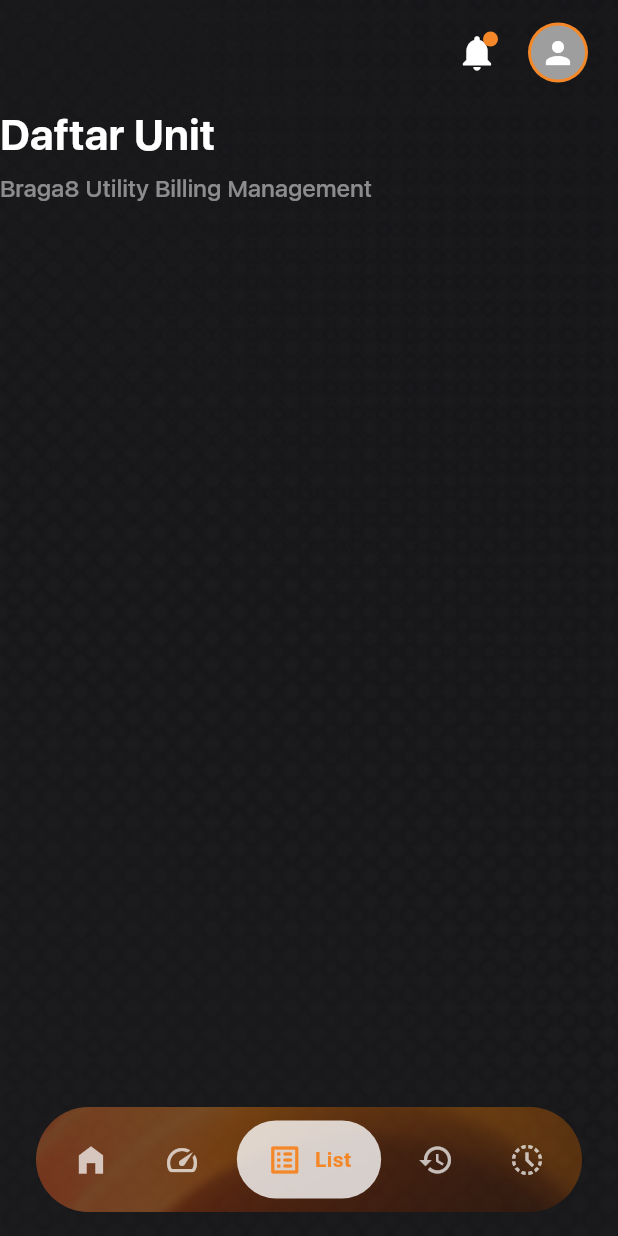
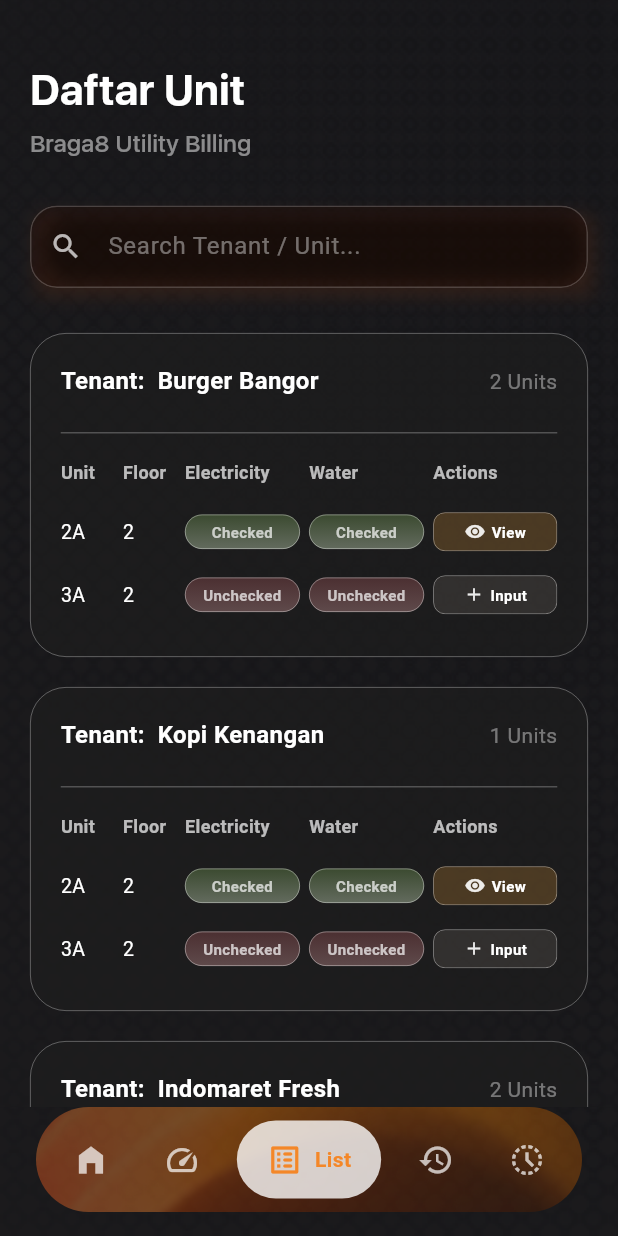
Before and after one commit to najlanafisah/braga8-app-components, a Flutter app: the screen it shows after launch, item 3 of the bottom bar chosen, on a phone screen of 412 x 824 dp. Run offline on Flutter 3.47's test engine with Material 3 defaults, Android fonts, the light colour scheme and no system bars; project files that could hold a hidden picture were left out.

Commit message:
daftar unit screen added

```diff
--- a/lib/views/daftar-unit/components/table_card.dart
+++ b/lib/views/daftar-unit/components/table_card.dart
@@ -0,0 +1,217 @@
+import 'package:flutter/material.dart';
+import '../../../core/app_colors.dart';
+
+class TableCard extends StatelessWidget {
+  final String tenantName;
+  final int totalUnits;
+
+  const TableCard({super.key, required this.tenantName, required this.totalUnits});
+
+  @override
+  Widget build(BuildContext context) {
+    return Container(
+      margin: EdgeInsets.only(bottom: 20),
+      padding: EdgeInsets.all(20),
+      decoration: BoxDecoration(
+        color: Color(0xFF1E1E1E).withAlpha(150),
+        borderRadius: BorderRadius.circular(24),
+        border: Border.all(color: AppColors.white40, width: 0.5),
+      ),
+      child: Column(
+        crossAxisAlignment: CrossAxisAlignment.start,
+        children: [
+          Row(
+            mainAxisAlignment: MainAxisAlignment.spaceBetween,
+            children: [
+              Text(
+                "Tenant:  $tenantName",
+                style: TextStyle(
+                  color: Colors.white,
+                  fontSize: 16,
+                  fontWeight: FontWeight.bold,
+                ),
+              ),
+              Text(
+                "$totalUnits Units",
+                style: TextStyle(color: AppColors.white40, fontSize: 14),
+              ),
+            ],
+          ),
+          SizedBox(height: 15),
+          Divider(color: Colors.white24),
+
+          Padding(
+            padding: EdgeInsets.symmetric(vertical: 10),
+            child: Row(
+              children: [
+                Expanded(flex: 1, child: _HeaderText("Unit")),
+                Expanded(flex: 1, child: _HeaderText("Floor")),
+                Expanded(flex: 2, child: _HeaderText("Electricity")),
+                Expanded(flex: 2, child: _HeaderText("Water")),
+                Expanded(flex: 2, child: _HeaderText("Actions")),
+              ],
+            ),
+          ),
+
+          _buildUnitRow("2A", "2", true, true),
+          _buildUnitRow("3A", "2", false, false),
+        ],
+      ),
+    );
+  }
+
+  Widget _buildUnitRow(
+    String unit,
+    String floor,
+    bool isElecChecked,
+    bool isWaterChecked,
+  ) {
+    return Padding(
+      padding: EdgeInsets.symmetric(vertical: 8),
+      child: Row(
+        children: [
+          Expanded(flex: 1, child: _CellText(unit)),
+          Expanded(flex: 1, child: _CellText(floor)),
+          Expanded(flex: 2, child: _StatusBadge(isChecked: isElecChecked)),
+          Expanded(flex: 2, child: _StatusBadge(isChecked: isWaterChecked)),
+          Expanded(
+            flex: 2,
+            child: _ActionButton(isChecked: isElecChecked && isWaterChecked),
+          ),
+        ],
+      ),
+    );
+  }
+}
+
+class _HeaderText extends StatelessWidget {
+  final String text;
+  const _HeaderText(this.text);
+  @override
+  Widget build(BuildContext context) => Text(
+    text,
+    style: TextStyle(
+      color: Colors.white70,
+      fontSize: 12,
+      fontWeight: FontWeight.bold,
+    ),
+  );
+}
+
+class _CellText extends StatelessWidget {
+  final String text;
+  const _CellText(this.text);
+  @override
+  Widget build(BuildContext context) =>
+      Text(text, style: TextStyle(color: Colors.white, fontSize: 13));
+}
+
+class _StatusBadge extends StatelessWidget {
+  final bool isChecked;
+
+  const _StatusBadge({required this.isChecked});
+
+  @override
+  Widget build(BuildContext context) {
+    double screenWidth = MediaQuery.of(context).size.width;
+
+    final LinearGradient gradient = isChecked
+        ? LinearGradient(
+            begin: Alignment.topCenter,
+            end: Alignment.bottomCenter,
+            colors: [
+              Color(0xFF3B4A30),
+              Color(0xFF636B5E),
+            ],
+          )
+        : LinearGradient(
+            begin: Alignment.topCenter,
+            end: Alignment.bottomCenter,
+            colors: [
+              Color(0xFF4B2F31),
+              Color(0xFF5F4A4B),
+            ],
+          );
+
+    return Container(
+      margin: EdgeInsets.only(right: 6),
+      padding: EdgeInsets.symmetric(vertical: 4, horizontal: 10),
+      decoration: BoxDecoration(
+        gradient: gradient,
+        borderRadius: BorderRadius.circular(20),
+        border: Border.all(color: AppColors.white60, width: 0.5),
+      ),
+      child: Text(
+        isChecked ? "Checked" : "Unchecked",
+        textAlign: TextAlign.center,
+        style: TextStyle(
+          color: Colors.white70,
+          fontSize: screenWidth < 380 ? 8 : 10,
+          fontWeight: FontWeight.w600,
+        ),
+      ),
+    );
+  }
+}
+
+class _ActionButton extends StatelessWidget {
+  final bool isChecked;
+  const _ActionButton({required this.isChecked});
+
+  @override
+  Widget build(BuildContext context) {
+    // Definisi warna berdasarkan status
+    final baseColor = isChecked ? Color(0xFFC48634) : Color(0xFF69635C);
+
+    return ClipRRect(
+      borderRadius: BorderRadius.circular(8),
+      child: Stack(
+        children: [
+          // 1. Positioned Fill untuk Background Warna (28% Opacity)
+          Positioned.fill(
+            child: Container(
+              decoration: BoxDecoration(
+                // Menggunakan withValues(alpha: 0.28) sesuai request 28%
+                color: baseColor.withValues(alpha: 0.28),
+              ),
+            ),
+          ),
+
+          // 2. Positioned Fill untuk Border Tipis (Mirip SearchBar)
+          Positioned.fill(
+            child: Container(
+              decoration: BoxDecoration(
+                borderRadius: BorderRadius.circular(8),
+                border: Border.all(color: AppColors.white60, width: 0.5),
+              ),
+            ),
+          ),
+
+          // 3. Konten Utama (Icon & Text)
+          Padding(
+            padding: EdgeInsets.symmetric(vertical: 6),
+            child: Row(
+              mainAxisAlignment: MainAxisAlignment.center,
+              children: [
+                Icon(
+                  isChecked ? Icons.visibility : Icons.add,
+                  size: 14,
+                  color: Colors.white.withValues(alpha: 0.9),
+                ),
+                SizedBox(width: 4),
+                Text(
+                  isChecked ? "View" : "Input",
+                  style: const TextStyle(
+                    color: Colors.white,
+                    fontSize: 10,
+                    fontWeight: FontWeight.w600,
+                  ),
+                ),
+              ],
+            ),
+          ),
+        ],
+      ),
+    );
+  }
+}
--- a/lib/views/daftar-unit/daftar_unit_screen.dart
+++ b/lib/views/daftar-unit/daftar_unit_screen.dart
@@ -1,6 +1,8 @@
-import 'package:braga8_app_components/widgets/main_layouts.dart';
+import 'package:braga8_app_components/views/daftar-unit/components/table_card.dart';
 import 'package:braga8_app_components/widgets/page_header.dart';
+import 'package:braga8_app_components/widgets/custom_search_bar.dart';
 import 'package:flutter/material.dart';
+import '../../widgets/main_layouts.dart';
 
 class DaftarUnitScreen extends StatefulWidget {
   const DaftarUnitScreen({super.key});
@@ -10,17 +12,101 @@
 }
 
 class _DaftarUnitScreenState extends State<DaftarUnitScreen> {
+  // 1. Data Dummy Mentah
+  final List<Map<String, dynamic>> _allTenants = [
+    {"name": "Burger Bangor", "units": 2},
+    {"name": "Kopi Kenangan", "units": 1},
+    {"name": "Indomaret Fresh", "units": 2},
+    {"name": "Solaria", "units": 4},
+    {"name": "Hokben", "units": 3},
+  ];
+
+  // 2. List hasil filter yang akan ditampilkan di layar
+  List<Map<String, dynamic>> _filteredTenants = [];
+
+  // 3. Controller untuk memegang teks pencarian
+  final TextEditingController _searchController = TextEditingController();
+
+  @override
+  void initState() {
+    super.initState();
+    // Awal buka, tampilkan semua data
+    _filteredTenants = _allTenants;
+  }
+
+  // 4. Logika Filter Otomatis
+  void _filterData(String query) {
+    setState(() {
+      if (query.isEmpty) {
+        _filteredTenants = _allTenants;
+      } else {
+        _filteredTenants = _allTenants
+            .where((tenant) =>
+                tenant['name'].toLowerCase().contains(query.toLowerCase()))
+            .toList();
+      }
+    });
+  }
+
+  @override
+  void dispose() {
+    _searchController.dispose();
+    super.dispose();
+  }
+
   @override
   Widget build(BuildContext context) {
     return Scaffold(
       body: MainLayout(
+        child: SafeArea(
+          child: SingleChildScrollView(
+            padding: EdgeInsets.symmetric(horizontal: 20),
             child: Column(
+              crossAxisAlignment: CrossAxisAlignment.start,
               children: [
+                SizedBox(height: 40),
                 PageHeader(
                   title: "Daftar Unit",
-              subtitle: "Braga8 Utility Billing Management "
+                  subtitle: "Braga8 Utility Billing",
+                ),
+
+                SizedBox(height: 30),
+
+                // Search Bar dengan Logic Otomatis
+                CustomSearchBar(
+                  controller: _searchController,
+                  hintText: "Search Tenant / Unit...",
+                  onChanged: (value) => _filterData(value), // Filter real-time saat ngetik
+                  onSearchPressed: () => _filterData(_searchController.text),
+                ),
+
+                SizedBox(height: 30),
+
+                // List Data Tabel yang dinamis
+                if (_filteredTenants.isEmpty)
+                  Center(
+                    child: Padding(
+                      padding: EdgeInsets.only(top: 20),
+                      child: Text(
+                        "Data tidak ditemukan",
+                        style: TextStyle(color: Colors.white24),
+                      ),
+                    ),
                   )
+                else
+                  Column(
+                    children: _filteredTenants.map((tenant) {
+                      return TableCard(
+                        tenantName: tenant['name'],
+                        totalUnits: tenant['units'],
+                      );
+                    }).toList(),
+                  ),
+
+                SizedBox(height: 30),
               ],
+            ),
+          ),
         ),
       ),
     );
--- a/lib/views/dashboard/components/dashboard_body.dart
+++ b/lib/views/dashboard/components/dashboard_body.dart
@@ -1,3 +1,4 @@
+import 'package:braga8_app_components/views/dashboard/components/header_navbar.dart';
 import 'package:flutter/material.dart';
 import 'menu_grid.dart';
 import 'summary_card.dart';
@@ -15,6 +16,7 @@
       child: Column(
         crossAxisAlignment: CrossAxisAlignment.start,
         children: [
+          HeaderNavbar(),
           PageHeader(
             title: "Halo, Jimmy!",
             subtitle: "Braga8 Utility Billing Management",
@@ -23,7 +25,7 @@
           SummaryCard(current: 46, total: 60, period: "Maret"),
           SizedBox(height: 30),
           _buildMenuGrid(),
-          SizedBox(height: 100), // Space buat navbar
+          SizedBox(height: 100),
         ],
       ),
     );
--- a/lib/views/dashboard/dashboard_screen.dart
+++ b/lib/views/dashboard/dashboard_screen.dart
@@ -2,7 +2,6 @@
 import '../../widgets/bottom_navbar_costom.dart';
 import '../../widgets/main_layouts.dart';
 import '../daftar-unit/daftar_unit_screen.dart';
-import 'components/header_navbar.dart';
 import 'components/dashboard_body.dart';
 
 class DashboardScreen extends StatefulWidget {
@@ -25,7 +24,7 @@
   Widget build(BuildContext context) {
     // List halaman dipisah di sini agar build method tetap bersih
     final List<Widget> _pages = [
-      DashboardBody(onMenuTap: _onItemTapped), // Halaman Home (Index 0)
+      DashboardBody(onMenuTap: _onItemTapped),
       Center(
         child: Text("Halaman Meter", style: TextStyle(color: Colors.white)),
       ),
@@ -43,7 +42,6 @@
         child: SafeArea(
           child: Column(
             children: [
-              HeaderNavbar(),
               Expanded(
                 child: IndexedStack(index: _selectedIndex, children: _pages),
               ),
--- /dev/null
+++ b/lib/widgets/custom_search_bar.dart
@@ -0,0 +1,98 @@
+import 'package:flutter/material.dart';
+
+class CustomSearchBar extends StatelessWidget {
+  final String hintText;
+  final Function(String)? onChanged;
+  final VoidCallback? onSearchPressed;
+  final TextEditingController? controller;
+
+  const CustomSearchBar({
+    super.key,
+    this.hintText = "Search...",
+    this.onChanged,
+    this.onSearchPressed,
+    this.controller,
+  });
+
+  @override
+  Widget build(BuildContext context) {
+    return Container(
+      height: 55,
+      decoration: BoxDecoration(
+        boxShadow: [
+          BoxShadow(
+            color: Color(0xFF6A3013).withValues(alpha: 0.3),
+            blurRadius: 10,
+            offset: Offset(4, 6),
+          ),
+        ],
+      ),
+      child: ClipRRect(
+        borderRadius: BorderRadius.circular(18),
+        child: Stack(
+          children: [
+            Container(
+              decoration: BoxDecoration(
+                color: Colors.black.withValues(alpha: 0.2),
+              ),
+            ),
+            Container(
+              decoration: BoxDecoration(
+                color: Color(0xFF76240B).withValues(alpha: 0.1),
+              ),
+            ),
+
+            Positioned.fill(
+              child: Container(
+                decoration: BoxDecoration(
+                  borderRadius: BorderRadius.circular(18),
+                  boxShadow: [
+                    BoxShadow(
+                      color: Colors.black.withValues(alpha: 0.5),
+                      blurRadius: 10,
+                      spreadRadius: -5,
+                      offset: Offset(4, 2),
+                    ),
+                  ],
+                ),
+              ),
+            ),
+
+            Positioned.fill(
+              child: Container(
+                decoration: BoxDecoration(
+                  borderRadius: BorderRadius.circular(18),
+                  border: Border.all(
+                    color: Colors.white.withValues(alpha: 0.2),
+                    width: 1.0,
+                  ),
+                ),
+              ),
+            ),
+
+            Center(
+              child: TextField(
+                controller: controller,
+                onChanged: onChanged,
+                style: TextStyle(color: Colors.white),
+                cursorColor: Color(0xFFC48634),
+                decoration: InputDecoration(
+                  hintText: hintText,
+                  hintStyle: TextStyle(
+                    color: Colors.white.withValues(alpha: 0.4),
+                  ),
+                  prefixIcon: IconButton(
+                    icon: Icon(Icons.search, color: Colors.white70, size: 22),
+                    onPressed: onSearchPressed,
+                  ),
+                  border: InputBorder.none,
+                  contentPadding: EdgeInsets.symmetric(vertical: 15),
+                ),
+              ),
+            ),
+          ],
+        ),
+      ),
+    );
+  }
+}
```
Also changed, not shown: lib/widgets/search_bar.dart (deleted). Lines whose indentation alone changed are shown as unchanged.
